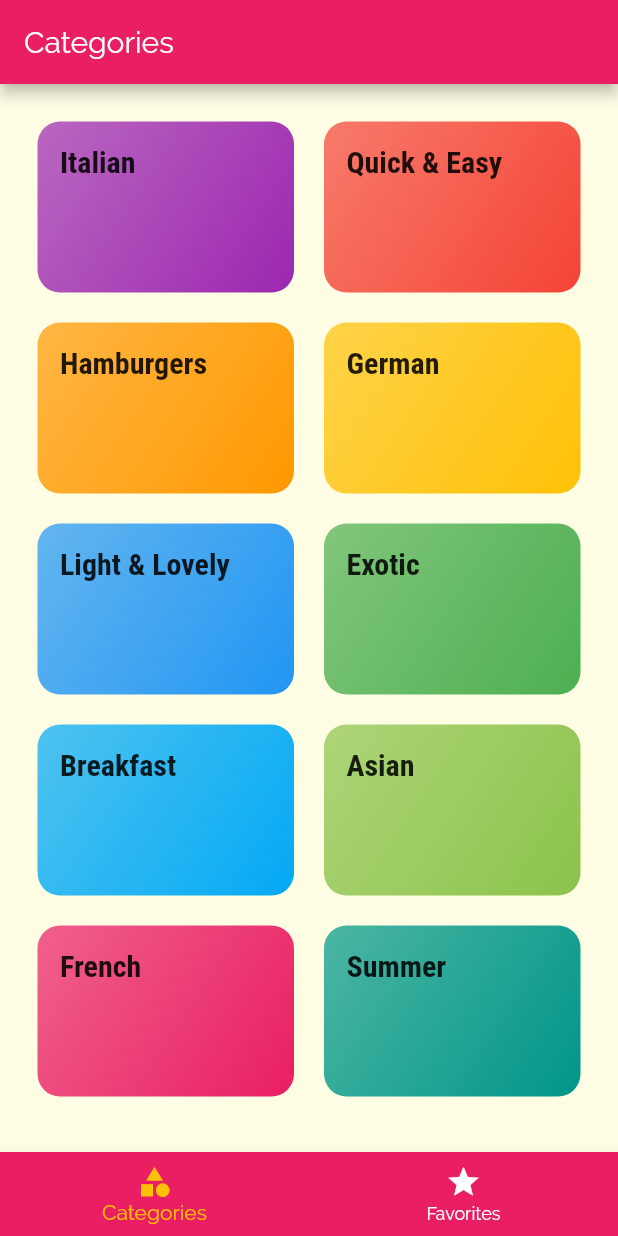
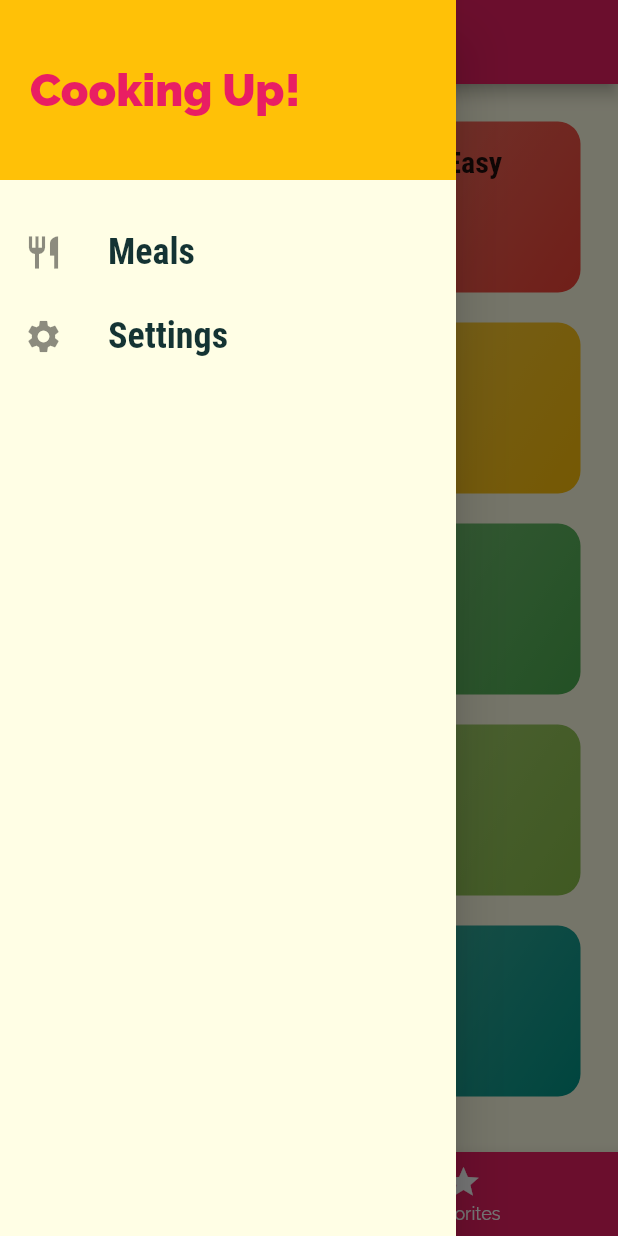
Before and after one commit to ayush987goyal/flutter-meals-app, a Flutter app: the screen it shows after launch, with the side drawer open (before the commit the screen has no drawer), on a phone screen of 412 x 824 dp. Run offline on Flutter 3.47's test engine with Material 2 defaults, Android fonts, the phone set to English and light mode, and no system bars.

Commit message:
Add main drawer for the app

```diff
--- a/lib/screens/tabs_screen.dart
+++ b/lib/screens/tabs_screen.dart
@@ -2,6 +2,7 @@ import 'package:flutter/material.dart';
 
 import './categories_screen.dart';
 import './favorites_screen.dart';
+import '../widgets/main_drawer.dart';
 
 class TabsScreen extends StatefulWidget {
   @override
@@ -27,6 +28,7 @@ class _TabsScreenState extends State<TabsScreen> {
       appBar: AppBar(
         title: Text(_pages[_selectedPageIndex]['title']),
       ),
+      drawer: MainDrawer(),
       body: _pages[_selectedPageIndex]['page'],
       bottomNavigationBar: BottomNavigationBar(
         onTap: _selectPage,
--- /dev/null
+++ b/lib/widgets/main_drawer.dart
@@ -0,0 +1,51 @@
+import 'package:flutter/material.dart';
+
+class MainDrawer extends StatelessWidget {
+  Widget buildListTile(String title, IconData icon) {
+    return ListTile(
+      leading: Icon(
+        icon,
+        size: 26,
+      ),
+      title: Text(
+        title,
+        style: TextStyle(
+          fontFamily: 'RobotoCondensed',
+          fontSize: 24,
+          fontWeight: FontWeight.bold,
+        ),
+      ),
+      onTap: () {},
+    );
+  }
+
+  @override
+  Widget build(BuildContext context) {
+    return Drawer(
+      child: Column(
+        children: <Widget>[
+          Container(
+            height: 120,
+            width: double.infinity,
+            padding: EdgeInsets.all(20),
+            alignment: Alignment.centerLeft,
+            color: Theme.of(context).accentColor,
+            child: Text(
+              'Cooking Up!',
+              style: TextStyle(
+                fontWeight: FontWeight.w900,
+                fontSize: 30,
+                color: Theme.of(context).primaryColor,
+              ),
+            ),
+          ),
+          SizedBox(
+            height: 20,
+          ),
+          buildListTile('Meals', Icons.restaurant),
+          buildListTile('Settings', Icons.settings),
+        ],
+      ),
+    );
+  }
+}
```
